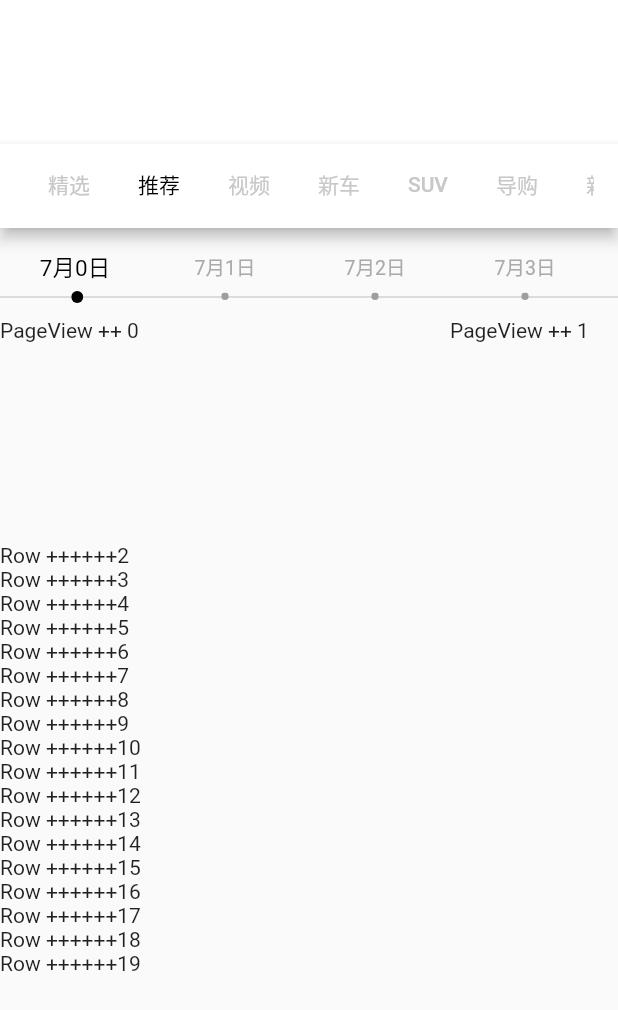
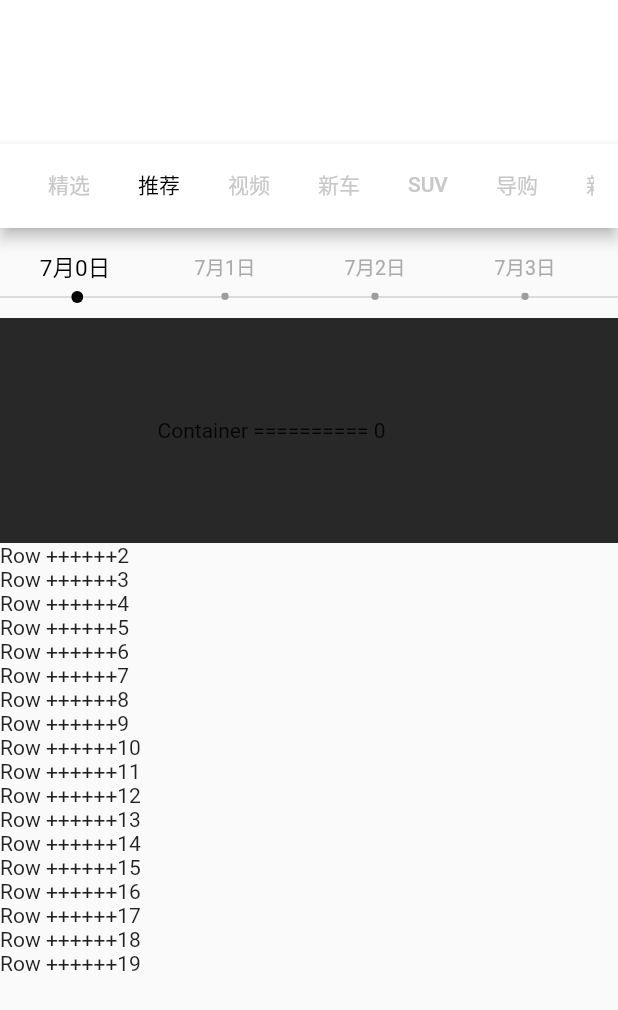
Before and after one commit to rickywbl/iOS-Course, a Flutter app: the HomeFindPage screen opened directly, tab 2 chosen, on a phone screen of 412 x 824 dp. Shown: the top 1010 px of the screen. Run offline on Flutter 3.47's test engine with Material 2 defaults, Android fonts, the light colour scheme and no system bars; our stand-ins replace cached_network_image, dio, flutter_easyrefresh, font_awesome_flutter, palette_generator; missing offline and left inert: banner_view; accounts and stored records are empty; network calls fail; statements that could not run were skipped; project files that could hold a hidden picture were left out.

Commit message:
视模块完成

```diff
--- a/Flutter/dongchedi/dongcedi/lib/main.dart
+++ b/Flutter/dongchedi/dongcedi/lib/main.dart
@@ -8,6 +8,7 @@ class MyApp extends StatelessWidget {
   Widget build(BuildContext context) {
     return MaterialApp(
       title: '懂车帝',
+      debugShowCheckedModeBanner: false,
       theme: ThemeData(
         backgroundColor: Colors.white,
         appBarTheme: AppBarTheme(color: Colors.white )
--- a/Flutter/dongchedi/dongcedi/lib/modules/home/find/home_find_page.dart
+++ b/Flutter/dongchedi/dongcedi/lib/modules/home/find/home_find_page.dart
@@ -1,6 +1,7 @@
 import 'package:dongcedi/utils/screen_utils.dart';
 import 'package:flutter/material.dart';
 import 'home_find_recommend_widget.dart';
+import 'home_find_video_page.dart';
 
 class HomeFindPage extends StatefulWidget {
   @override
--- a/Flutter/dongchedi/dongcedi/lib/modules/home/find/home_find_recommend_widget.dart
+++ b/Flutter/dongchedi/dongcedi/lib/modules/home/find/home_find_recommend_widget.dart
@@ -1,10 +1,11 @@
 import 'package:dongcedi/utils/screen_utils.dart';
+import 'package:flutter/animation.dart';
 import 'package:flutter/material.dart';
 import 'package:banner_view/banner_view.dart';
 import 'package:dongcedi/modules/home/find/bean/banner_bean.dart';
 import 'package:dongcedi/http/api.dart';
 import 'package:cached_network_image/cached_network_image.dart';
-import 'dart:math' as Math;
+import 'dart:math';
 import 'home_find_video_cell.dart';
 import 'package:flutter_easyrefresh/easy_refresh.dart';
 import 'package:flutter_easyrefresh/ball_pulse_header.dart';
@@ -26,6 +27,8 @@ class _HomeFindRecommendWidgetState extends State<HomeFindRecommendWidget> {
       new GlobalKey<RefreshFooterState>();
 
   int dataSelectedIndex = 0;
+  ScrollController _scrollController;
+  double itemWidth;
 
   List<Tab> tabs = [
     Tab(
@@ -40,11 +43,22 @@ class _HomeFindRecommendWidgetState extends State<HomeFindRecommendWidget> {
   ];
   @override
   void initState() {
+    _scrollController = ScrollController();
+    _scrollController.addListener((){
+
+    });
     super.initState();
   }
 
   @override
+  void dispose() {
+    _scrollController.dispose();
+    super.dispose();
+  }
+
+  @override
   Widget build(BuildContext context) {
+    itemWidth = ScreenUtils.screenW(context) - 50;
     return Container(
       child: EasyRefresh(
           key: _easyRefreshKey,
@@ -68,6 +82,7 @@ class _HomeFindRecommendWidgetState extends State<HomeFindRecommendWidget> {
                           setState(() {
                             dataSelectedIndex = index;
                           });
+                        _scrollController.animateTo(itemWidth* 2 * dataSelectedIndex, duration: Duration(seconds: 1), curve: Curves.ease);
                         },
                         child: HomeDataCell(
                           title: '7月' + index.toString() + '日',
@@ -81,14 +96,13 @@ class _HomeFindRecommendWidgetState extends State<HomeFindRecommendWidget> {
               if (index == 1) {
                 return Container(
                   height: 150,
+                  width: ScreenUtils.screenW(context),
                   child: ListView.builder(
+                    controller: _scrollController,
                     scrollDirection: Axis.horizontal,
                     itemCount: 7,
-                    itemBuilder: (context, index) {
-                      return Container(
-                        width: 300,
-                        child: Text("PageView ++ " + index.toString()),
-                      );
+                    itemBuilder: (context,index){
+                      return FindRecommendDataVideoCell(videos: ['111','22'],);
                     },
                   ),
                 );
@@ -106,12 +120,13 @@ class HomeFindBestWidget extends StatefulWidget {
   _HomeFindBestWidgetState createState() => _HomeFindBestWidgetState();
 }
 
-class _HomeFindBestWidgetState extends State<HomeFindBestWidget> {
+class _HomeFindBestWidgetState extends State<HomeFindBestWidget> with AutomaticKeepAliveClientMixin{
   List<BannerBean> banners;
   List<IconBean> icons;
   List<VideoInfoBean> videoInfos;
   int itemCount = 0;
   int otherCount = 0;
+  bool isLoading = false;
 
   GlobalKey<EasyRefreshState> _easyRefreshKey =
       new GlobalKey<EasyRefreshState>();
@@ -127,6 +142,7 @@ class _HomeFindBestWidgetState extends State<HomeFindBestWidget> {
   }
 
   getApiRequest() {
+    isLoading = true;
     API().getBanner((resp) {
       setState(() {
         banners = resp['banners'];
@@ -144,6 +160,7 @@ class _HomeFindBestWidgetState extends State<HomeFindBestWidget> {
         }
         itemCount = count;
         otherCount = count2;
+        isLoading = false;
       });
     });
   }
@@ -214,7 +231,9 @@ class _HomeFindBestWidgetState extends State<HomeFindBestWidget> {
 
   @override
   Widget build(BuildContext context) {
-    return Container(
+    return isLoading? Container(
+      child: Center(child: CircularProgressIndicator(),),
+    ): Container(
         margin: EdgeInsets.all(0),
         padding: EdgeInsets.only(left: 15, right: 15, top: 10),
         child: EasyRefresh(
@@ -249,21 +268,10 @@ class _HomeFindBestWidgetState extends State<HomeFindBestWidget> {
           ),
         ));
   }
-}
 
-//发现视频
-class HomeFindVideoWidget extends StatefulWidget {
   @override
-  _HomeFindVideoWidgetState createState() => _HomeFindVideoWidgetState();
-}
-
-class _HomeFindVideoWidgetState extends State<HomeFindVideoWidget> {
-  @override
-  Widget build(BuildContext context) {
-    return Container(
-      child: Text('视频'),
-    );
-  }
+  // TODO: implement wantKeepAlive
+  bool get wantKeepAlive => true;
 }
 
 //发现推荐工具
@@ -280,7 +288,6 @@ class _IconWidgetState extends State<IconWidget> {
 
   getIconItem(BuildContext context, List<IconBean> icons) {
     return Container(
-      width: ScreenUtils.screenW(context) - 30,
       height: 80,
       child: Row(
         children: getIcon(icons),
@@ -388,3 +395,51 @@ class _IconWidgetState extends State<IconWidget> {
     );
   }
 }
+
+
+class FindRecommendDataVideoCell extends StatefulWidget {
+  final List videos;
+  FindRecommendDataVideoCell({Key key,this.videos}): super(key:key);
+  @override
+  _FindRecommendDataVideoCellState createState() => _FindRecommendDataVideoCellState();
+}
+
+class _FindRecommendDataVideoCellState extends State<FindRecommendDataVideoCell> {
+  int count;
+  @override
+  void initState() {
+    super.initState();
+    setState(() {
+      count = widget.videos == null ? 1 : widget.videos.length;
+    });
+  }
+  @override
+  Widget build(BuildContext context) {
+    return Container(
+      height: 150,
+      width: (ScreenUtils.screenW(context) - 50) * count,
+      child: ListView.builder(
+        scrollDirection: Axis.horizontal,
+        itemCount: widget.videos.length,
+        itemBuilder: (context,index){
+          return getItem(index.toString());
+        },
+      )
+    );
+  }
+
+  List<Widget> getWidget(){
+    return widget.videos.map((item){
+      return getItem(item);
+    }).toList();
+  }
+  Widget getItem(String index){
+    return Container(
+      width: ScreenUtils.screenW(context) - 50,
+      color: Color.fromARGB(255,Random().nextInt(255), Random().nextInt(255), Random().nextInt(255)),
+      child: Center(
+        child: Text('Container ========== ' + index),
+      ),
+    );
+  }
+}
```
Also changed, not shown: Flutter/dongchedi/dongcedi/lib/http/api.dart (+50 -1 lines), Flutter/dongchedi/dongcedi/lib/modules/home/find/bean/banner_bean.dart (+19 -2 lines), Flutter/dongchedi/dongcedi/lib/modules/home/find/home_find_video_cell.dart (+5 -5 lines), Flutter/dongchedi/dongcedi/lib/modules/home/find/home_find_video_page.dart (added, +196 -0 lines), Flutter/dongchedi/dongcedi/assets/images/playicon_video.png (added).
